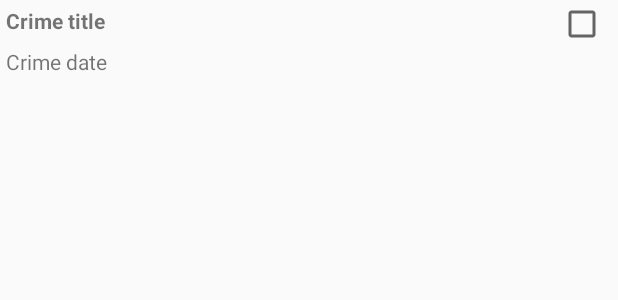
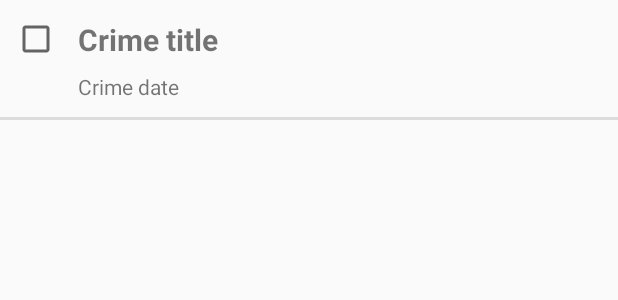
Before and after one commit to tanaphonble/criminal-intention, an Android app: the layout list_item_crime.xml on its own in the app's theme, with its tools: preview values and no code run, on a phone screen of 412 x 824 dp. Shown: the top 300 px of the screen. Run offline under Robolectric (Android 15) with nearby library versions, the phone set to English and light mode, and no system bars.

Commit message:
RECYCLER VIEW

```diff
--- a/app/src/main/res/layout/list_item_crime.xml
+++ b/app/src/main/res/layout/list_item_crime.xml
@@ -2,30 +2,35 @@
 <RelativeLayout xmlns:android="http://schemas.android.com/apk/res/android"
     xmlns:tools="http://schemas.android.com/tools"
     android:layout_width="match_parent"
-    android:layout_height="wrap_content">
+    android:layout_height="80dp"
+    style="?android:listSeparatorTextViewStyle">
+
+    <CheckBox
+        android:id="@+id/list_item_crime_solved_check_box"
+        android:layout_width="wrap_content"
+        android:layout_height="wrap_content"
+        android:textSize="20dp"
+        android:layout_alignParentLeft="true"
+        android:padding="4dp" />
 
     <TextView
         android:layout_width="match_parent"
         android:layout_height="wrap_content"
         android:id="@+id/list_item_crime_title_text_view"
         android:textStyle="bold"
+        android:textSize="20dp"
         android:padding="4dp"
-        android:layout_alignParentLeft="true"
+        android:layout_toRightOf="@id/list_item_crime_solved_check_box"
         tools:text="Crime title"/>
-
-    <CheckBox
-        android:id="@+id/list_item_crime_solved_check_box"
-        android:layout_width="wrap_content"
-        android:layout_height="wrap_content"
-        android:layout_alignParentRight="true"
-        android:padding="4dp" />
 
     <TextView
         android:id="@+id/list_item_crime_date_text_view"
         android:layout_width="match_parent"
         android:layout_height="wrap_content"
-        android:layout_toLeftOf="@id/list_item_crime_solved_check_box"
+        android:textSize="14sp"
+        android:layout_toRightOf="@id/list_item_crime_solved_check_box"
         android:layout_below="@id/list_item_crime_title_text_view"
         android:padding="4dp"
-        tools:text="Crime date"/>
+        tools:text="Crime date" />
+
 </RelativeLayout>
```
Also changed, not shown: app/src/main/java/com/augmentis/ayp/crimin/CrimeActivity.java (+7 -2 lines), app/src/main/java/com/augmentis/ayp/crimin/CrimeFragment.java (+31 -5 lines), app/src/main/java/com/augmentis/ayp/crimin/CrimeLab.java (+10 -0 lines), app/src/main/java/com/augmentis/ayp/crimin/CrimeListFragment.java (+38 -11 lines).
